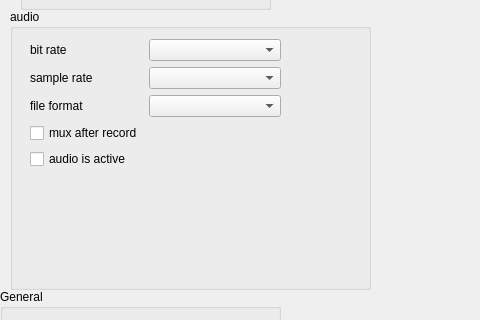
Qt form gui/qualityTabGui.ui (cambridgeBlueMan/piSnap) before a commit; both pictures show x 0 to 480 and y 211 to 531 of the 856 by 753 pixel window.
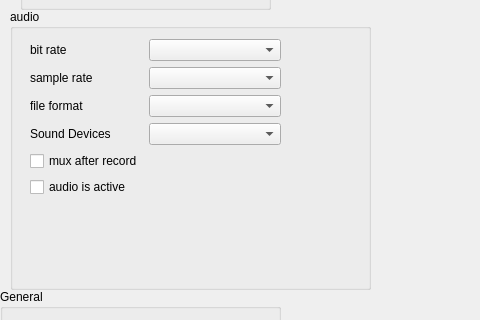
The same form after that commit.

Commit message: quality tab 2nd try

Patch:
```diff
--- a/gui/qualityTabGui.ui
+++ b/gui/qualityTabGui.ui
@@ -68,7 +68,7 @@
      <item row="2" column="1">
       <widget class="QComboBox" name="audioFileFormat"/>
      </item>
-     <item row="3" column="0">
+     <item row="4" column="0">
       <widget class="QCheckBox" name="mux">
        <property name="enabled">
         <bool>true</bool>
@@ -81,13 +81,23 @@
        </property>
       </widget>
      </item>
-     <item row="4" column="0">
+     <item row="5" column="0">
       <widget class="QCheckBox" name="audioActive">
        <property name="text">
         <string>audio is active</string>
        </property>
       </widget>
      </item>
+     <item row="3" column="0">
+      <widget class="QLabel" name="label_9">
+       <property name="text">
+        <string>Sound Devices</string>
+       </property>
+      </widget>
+     </item>
+     <item row="3" column="1">
+      <widget class="QComboBox" name="soundDevices"/>
+     </item>
     </layout>
    </widget>
   </widget>
```
Left out of the diff: 55 changed lines with no effect on the pictures. The commit also changes 2 other files.
